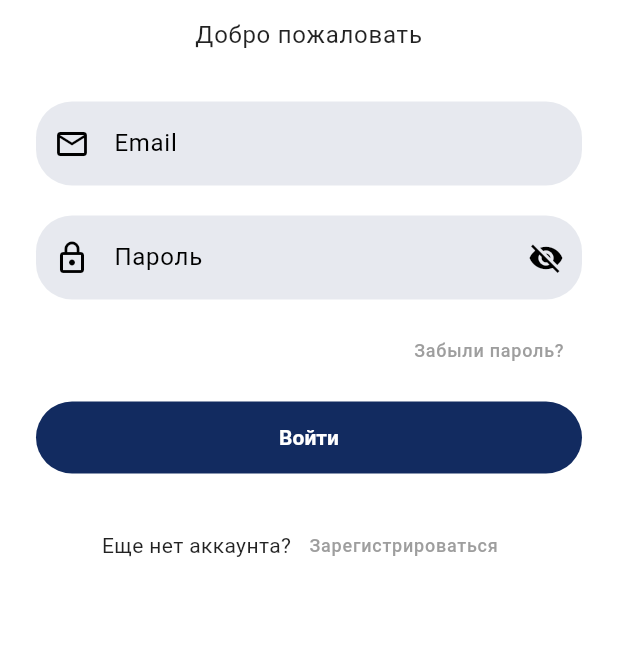
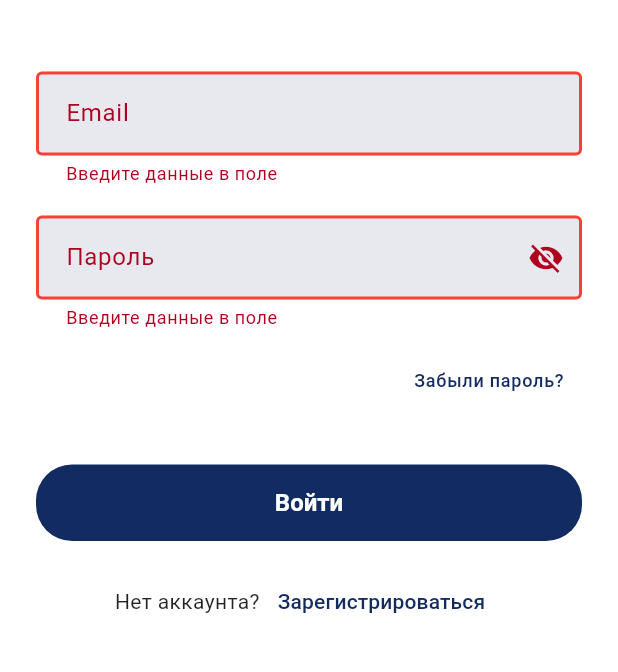
Before and after one commit to Android225/all_at_task_app, a Flutter app: the screen it shows after launch, after a tap on "Войти", on a phone screen of 412 x 824 dp, the part 131-803 px from its top. Run offline on Flutter 3.47's test engine with Material 3 defaults, Android fonts, the phone set to English and light mode, and no system bars.

Commit message:
Add and realise sighup_screen + added error checking logic when entering data Добавили и реализовали экран регистрации + добавили логику проверки ошибок при вводе данных

```diff
--- a/lib/presentation/screens/auth/login_screen.dart
+++ b/lib/presentation/screens/auth/login_screen.dart
@@ -1,3 +1,4 @@
+import 'package:all_at_task/presentation/screens/auth/signup_screen.dart';
 import 'package:flutter/material.dart';
 import 'package:all_at_task/config/theme/app_theme.dart';
 
@@ -7,16 +8,36 @@ class LoginScreen extends StatefulWidget {
   @override
   State<LoginScreen> createState() => _LoginScreenState();
 }
- //проверочки *заменить при допиливании входа*
+
 class _LoginScreenState extends State<LoginScreen> {
   final TextEditingController _emailController = TextEditingController();
   final TextEditingController _passwordController = TextEditingController();
   bool _obscurePassword = true;
 
+  String? _emailError;
+  String? _passwordError;
+
+  @override
+  void dispose() {
+    _emailController.dispose();
+    _passwordController.dispose();
+    super.dispose();
+  }
+
   void _login() {
-    final email = _emailController.text;
-    final password = _passwordController.text;
-    print('Email: $email, Password: $password');
+    setState(() {
+      // Проверяем, если поле пустое, показываем ошибку
+      _emailError = _emailController.text.isEmpty ? 'Введите данные в поле' : null;
+      _passwordError = _passwordController.text.isEmpty ? 'Введите данные в поле' : null;
+    });
+
+    // Если ошибок нет, выполняем вход
+    if (_emailError == null && _passwordError == null) {
+      final email = _emailController.text;
+      final password = _passwordController.text;
+      print('Email: $email, Password: $password');
+      // TODO: Реализация входа
+    }
   }
 
   @override
@@ -31,7 +52,6 @@ class _LoginScreenState extends State<LoginScreen> {
             crossAxisAlignment: CrossAxisAlignment.stretch,
             children: [
               const SizedBox(height: 32),
-              // text in top (name app)
               Text(
                 'all_at_task',
                 textAlign: TextAlign.center,
@@ -39,33 +59,52 @@ class _LoginScreenState extends State<LoginScreen> {
                   color: AppTheme.primaryColor,
                 ),
               ),
-              const SizedBox(height: 12),
-              // text in top
-              Text(
-                'Добро пожаловать',
-                textAlign: TextAlign.center,
-                style: theme.textTheme.bodyLarge,
-              ),
-              const SizedBox(height: 32),
+              const SizedBox(height: 48),
 
-              // email field
+              // Email field
               TextField(
                 controller: _emailController,
                 keyboardType: TextInputType.emailAddress,
-                decoration: const InputDecoration(
-                  prefixIcon: Icon(Icons.email_outlined),
+                decoration: InputDecoration(
                   labelText: 'Email',
+                  errorText: _emailError, // Отображаем ошибку для email, если она есть
+                  border: const OutlineInputBorder(),
+                  focusedBorder: OutlineInputBorder(
+                    borderSide: BorderSide(
+                      color: AppTheme.primaryColor,
+                      width: 2.0, // Жирный контур
+                    ),
+                  ),
+                  errorBorder: OutlineInputBorder(
+                    borderSide: BorderSide(
+                      color: Colors.red,  // Красный контур при ошибке
+                      width: 2.0, // Жирный контур
+                    ),
+                  ),
                 ),
               ),
               const SizedBox(height: 20),
 
-              // password filed
+              // Password field
               TextField(
                 controller: _passwordController,
                 obscureText: _obscurePassword,
                 decoration: InputDecoration(
-                  prefixIcon: const Icon(Icons.lock_outline),
                   labelText: 'Пароль',
+                  errorText: _passwordError,  // Отображаем ошибку для пароля, если она есть
+                  border: const OutlineInputBorder(),
+                  focusedBorder: OutlineInputBorder(
+                    borderSide: BorderSide(
+                      color: AppTheme.primaryColor,
+                      width: 2.0, // Жирный контур
+                    ),
+                  ),
+                  errorBorder: OutlineInputBorder(
+                    borderSide: BorderSide(
+                      color: Colors.red,  // Красный контур при ошибке
+                      width: 2.0,  // Жирный контур
+                    ),
+                  ),
                   suffixIcon: IconButton(
                     icon: Icon(
                       _obscurePassword ? Icons.visibility_off : Icons.visibility,
@@ -80,49 +119,52 @@ class _LoginScreenState extends State<LoginScreen> {
               ),
               const SizedBox(height: 10),
 
-              // Forgot password
+              // Forgot password button
               Align(
                 alignment: Alignment.centerRight,
                 child: TextButton(
                   onPressed: () {
-                    // TODO: сделать переход на восстановление пароля
+                    // TODO: Переход на восстановление пароля
                   },
                   child: Text(
                     'Забыли пароль?',
-                    style: theme.textTheme.labelMedium,
+                    style: theme.textTheme.labelMedium?.copyWith(
+                      color: AppTheme.primaryColor,
+                    ),
                   ),
                 ),
               ),
 
-              const SizedBox(height: 10),
+              const SizedBox(height: 32),
 
-              // Login button
               ElevatedButton(
-                // TODO: сделать вход
                 onPressed: _login,
+                style: ElevatedButton.styleFrom(
+                  backgroundColor: AppTheme.primaryColor,
+                  foregroundColor: Colors.white,
+                  padding: const EdgeInsets.symmetric(vertical: 16),
+                ),
                 child: const Text(
                   'Войти',
-                  style: TextStyle(fontSize: 14, color: Colors.white),
+                  style: TextStyle(fontSize: 16),
                 ),
               ),
+              const SizedBox(height: 16),
 
-              const SizedBox(height: 24),
-
-              // Register
               Row(
                 mainAxisAlignment: MainAxisAlignment.center,
                 children: [
-                  Text(
-                    'Еще нет аккаунта?',
-                    style: theme.textTheme.bodyMedium,
-                  ),
+                  const Text("Нет аккаунта?"),
                   TextButton(
                     onPressed: () {
-                      // TODO: сделать перехд на регистрацию
+                      Navigator.push(
+                        context,
+                        MaterialPageRoute(builder: (_) => const SignupScreen()),
+                      );
                     },
-                    child: Text(
-                      'Зарегистрироваться',
-                      style: theme.textTheme.labelMedium,
+                    child: const Text(
+                      "Зарегистрироваться",
+                      style: TextStyle(color: AppTheme.primaryColor),
                     ),
                   ),
                 ],
```
Also changed, not shown: lib/presentation/screens/auth/signup_screen.dart (added, +179 -0 lines).
